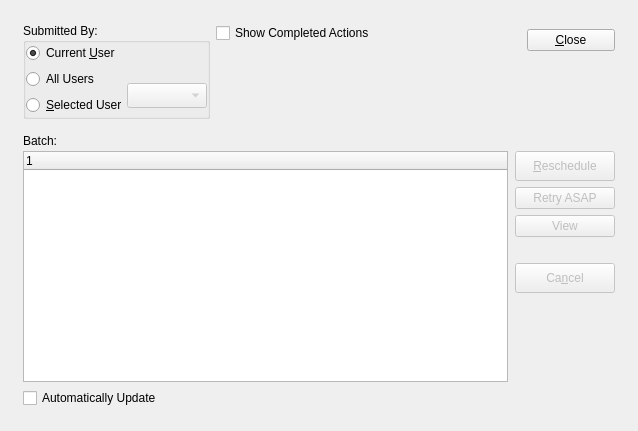
Old version of the form xtuple/trunk/common/batchManager.ui in the repository WooodHead/xtuple.
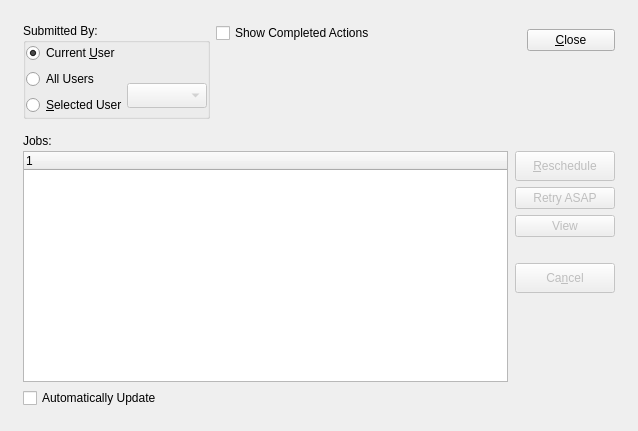
New version of the form. Custom widgets are drawn as their Qt base class.

What changed in the file:
```diff
--- a/xtuple/trunk/common/batchManager.ui
+++ b/xtuple/trunk/common/batchManager.ui
@@ -227,7 +227,7 @@
               </size>
              </property>
              <property name="text">
-              <string>Batch:</string>
+              <string>Jobs:</string>
              </property>
             </widget>
            </item>
```
Left out of the diff: 2 changed lines with no effect on the pictures.
